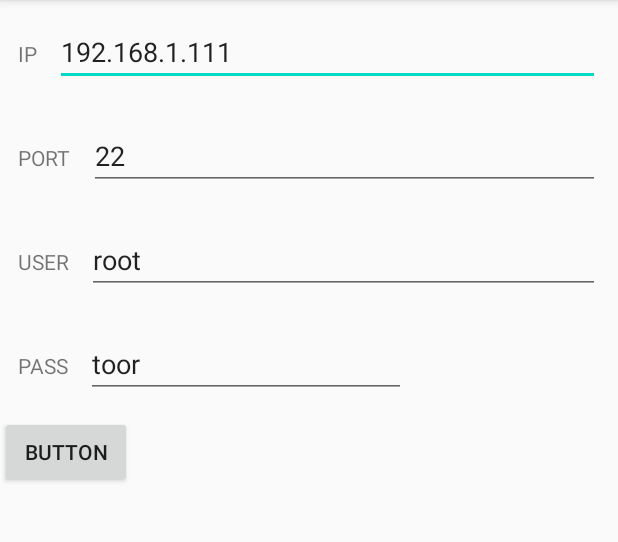
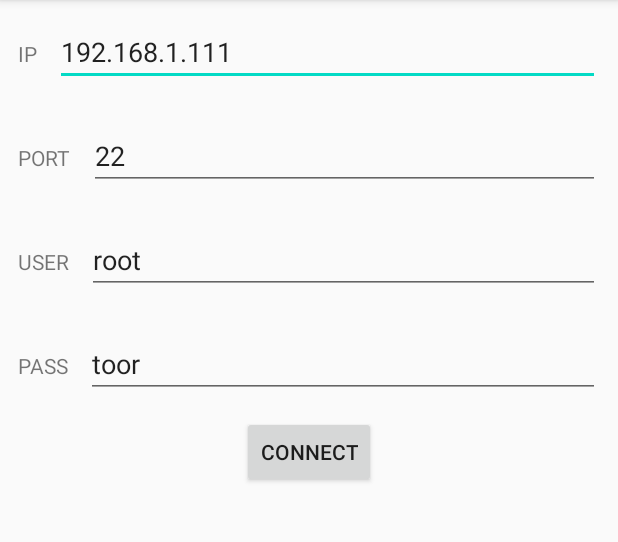
Before and after one commit to pollonegro/wifiRadar, an Android app: the screen it shows after launch (MainActivity), on a phone screen of 412 x 824 dp, the part 84-626 px from its top. Run offline under Robolectric (Android 15) with nearby library versions, the phone set to English and light mode, and no system bars; libraries missing offline, so code that uses them is left out: com.jcraft.jsch.

Commit message:
update functions

```diff
--- a/app/build.gradle
+++ b/app/build.gradle
@@ -28,7 +28,11 @@ dependencies {
 
     implementation 'androidx.appcompat:appcompat:1.1.0'
     implementation 'androidx.constraintlayout:constraintlayout:1.1.3'
+    implementation 'androidx.legacy:legacy-support-v4:1.0.0'
     testImplementation 'junit:junit:4.12'
     androidTestImplementation 'androidx.test.ext:junit:1.1.1'
     androidTestImplementation 'androidx.test.espresso:espresso-core:3.2.0'
+    implementation project(":jsch-0.1.55")
+    implementation 'androidx.recyclerview:recyclerview:1.1.0'
+    implementation 'com.google.android.material:material:1.1.0'
 }
--- a/app/src/main/AndroidManifest.xml
+++ b/app/src/main/AndroidManifest.xml
@@ -1,7 +1,7 @@
 <?xml version="1.0" encoding="utf-8"?>
 <manifest xmlns:android="http://schemas.android.com/apk/res/android"
     package="com.android.wifiradar">
-
+    <uses-permission android:name="android.permission.INTERNET"/>
     <application
         android:allowBackup="true"
         android:icon="@mipmap/ic_launcher"
--- a/app/src/main/res/layout/activity_main.xml
+++ b/app/src/main/res/layout/activity_main.xml
@@ -7,8 +7,10 @@
     tools:context=".MainActivity">
 
     <LinearLayout
+        android:id="@+id/linearLayout"
         android:layout_width="match_parent"
         android:layout_height="wrap_content"
+        android:gravity="center"
         android:orientation="vertical"
         app:layout_constraintEnd_toEndOf="parent"
         app:layout_constraintStart_toStartOf="parent"
@@ -17,21 +19,21 @@
         <LinearLayout
             android:layout_width="match_parent"
             android:layout_height="match_parent"
-            android:orientation="horizontal"
-            android:layout_margin="6dp">
+            android:layout_margin="6dp"
+            android:orientation="horizontal">
 
             <TextView
                 android:id="@+id/textView1"
-                android:layout_margin="6dp"
                 android:layout_width="wrap_content"
                 android:layout_height="wrap_content"
+                android:layout_margin="6dp"
                 android:text="IP" />
 
             <EditText
                 android:id="@+id/editText1"
-                android:layout_margin="6dp"
                 android:layout_width="match_parent"
                 android:layout_height="wrap_content"
+                android:layout_margin="6dp"
                 android:ems="10"
                 android:inputType="textPersonName"
                 android:text="192.168.1.111" />
@@ -45,16 +47,16 @@
 
             <TextView
                 android:id="@+id/textView2"
-                android:layout_margin="6dp"
                 android:layout_width="wrap_content"
                 android:layout_height="wrap_content"
+                android:layout_margin="6dp"
                 android:text="PORT" />
 
             <EditText
                 android:id="@+id/editText2"
-                android:layout_margin="6dp"
                 android:layout_width="match_parent"
                 android:layout_height="wrap_content"
+                android:layout_margin="6dp"
                 android:ems="10"
                 android:inputType="textPersonName"
                 android:text="22" />
@@ -68,39 +70,39 @@
 
             <TextView
                 android:id="@+id/textView3"
-                android:layout_margin="6dp"
                 android:layout_width="wrap_content"
                 android:layout_height="wrap_content"
+                android:layout_margin="6dp"
                 android:text="USER" />
 
             <EditText
                 android:id="@+id/editText3"
-                android:layout_margin="6dp"
                 android:layout_width="match_parent"
                 android:layout_height="wrap_content"
+                android:layout_margin="6dp"
                 android:ems="10"
                 android:inputType="textPersonName"
                 android:text="root" />
         </LinearLayout>
 
         <LinearLayout
-            android:layout_width="wrap_content"
+            android:layout_width="match_parent"
             android:layout_height="match_parent"
             android:layout_margin="6dp"
             android:orientation="horizontal">
 
             <TextView
                 android:id="@+id/textView4"
+                android:layout_width="wrap_content"
+                android:layout_height="wrap_content"
                 android:layout_margin="6dp"
-                android:layout_width="match_parent"
-                android:layout_height="wrap_content"
                 android:text="PASS" />
 
             <EditText
                 android:id="@+id/editText5"
-                android:layout_margin="6dp"
                 android:layout_width="match_parent"
                 android:layout_height="wrap_content"
+                android:layout_margin="6dp"
                 android:ems="10"
                 android:inputType="textPersonName"
                 android:text="toor" />
@@ -110,7 +112,37 @@
             android:id="@+id/button"
             android:layout_width="wrap_content"
             android:layout_height="wrap_content"
-            android:text="Button" />
+            android:onClick="goControls"
+            android:text="Connect" />
     </LinearLayout>
 
+    <androidx.constraintlayout.widget.Guideline
+        android:id="@+id/guideline"
+        android:layout_width="wrap_content"
+        android:layout_height="wrap_content"
+        android:orientation="horizontal"
+        app:layout_constraintGuide_percent="0.58" />
+
+
+    <FrameLayout
+        android:id="@+id/frame_nets"
+        android:layout_width="match_parent"
+        android:layout_height="0dp"
+        app:layout_constraintBottom_toTopOf="@+id/guideline"
+        app:layout_constraintEnd_toEndOf="parent"
+        app:layout_constraintStart_toStartOf="parent"
+        app:layout_constraintTop_toTopOf="parent">
+
+    </FrameLayout>
+    <FrameLayout
+        android:id="@+id/frame_controls"
+        android:layout_width="match_parent"
+        android:layout_height="0dp"
+        app:layout_constraintBottom_toBottomOf="parent"
+        app:layout_constraintEnd_toEndOf="parent"
+        app:layout_constraintStart_toStartOf="parent"
+        app:layout_constraintTop_toTopOf="@+id/guideline">
+
+    </FrameLayout>
+
 </androidx.constraintlayout.widget.ConstraintLayout>
--- /dev/null
+++ b/app/src/main/res/raw/redes.txt
@@ -0,0 +1,6 @@
+SSID                SIGNAL  BSSID
+ORANGE              100     5C:DC:96:EC:C2:55
+CASA                62      D0:60:8C:10:2A:C0
+TmDigital_B14E03    55      00:E0:4C:B1:4E:04
+BANDAWIFI_EA42      42      98:DA:C4:35:D7:E4
+pepephone_ADSLRR9F  39      04:D4:C4:2D:D3:E0
--- a/app/src/main/res/values/strings.xml
+++ b/app/src/main/res/values/strings.xml
@@ -1,3 +1,6 @@
 <resources>
     <string name="app_name">WifiRadar</string>
+
+    <!-- TODO: Remove or change this placeholder text -->
+    <string name="hello_blank_fragment">Hello blank fragment</string>
 </resources>
--- /dev/null
+++ b/jsch-0.1.55/build.gradle
@@ -0,0 +1,2 @@
+configurations.maybeCreate("default")
+artifacts.add("default", file('jsch-0.1.55.jar'))
--- a/settings.gradle
+++ b/settings.gradle
@@ -1,2 +1,2 @@
 rootProject.name='WifiRadar'
-include ':app'
+include ':app', ':jsch-0.1.55'
```
Also changed, not shown: app/src/main/java/com/android/wifiradar/FragControls.java (added, +63 -0 lines), app/src/main/java/com/android/wifiradar/FragNets.java (added, +84 -0 lines), app/src/main/java/com/android/wifiradar/MainActivity.java (+60 -0 lines), app/src/main/java/com/android/wifiradar/NetAdapter.java (added, +70 -0 lines), app/src/main/java/com/android/wifiradar/WifiTarget.java (added, +38 -0 lines), app/src/main/res/layout/adapter_wifis.xml (added, +30 -0 lines), app/src/main/res/layout/fragment_frag_controls.xml (added, +63 -0 lines), app/src/main/res/layout/fragment_frag_nets.xml (added, +15 -0 lines), 6 other files.
